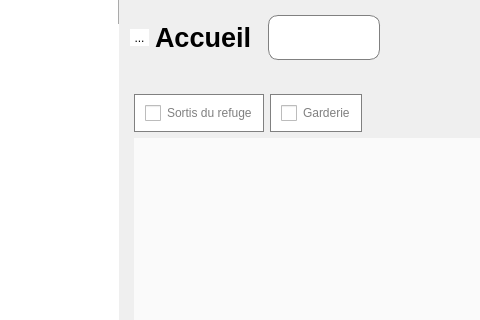
Before: the Qt Designer form mainwindow.ui in ArtAuc/mkrescue, drawn with Qt 5; both pictures show x 158 to 638 and y 0 to 320 of the 1251 by 739 pixel window.
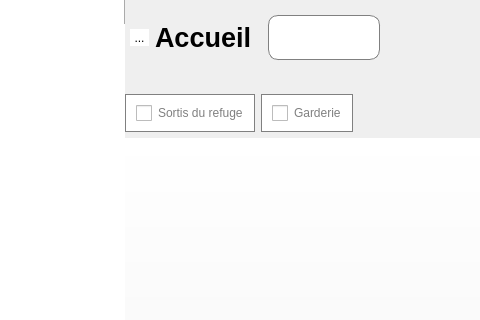
After: the same form once the commit is applied. The open tabs and pages were chosen to show the change. Icons and pictures are not drawn. Custom widgets are drawn as their Qt base class.

Commit message: Stat widgets on top of homepage

Diff of the .ui file:
```diff
--- a/mainwindow.ui
+++ b/mainwindow.ui
@@ -136,6 +136,9 @@
   </property>
   <widget class="QWidget" name="centralwidget">
    <layout class="QHBoxLayout" name="horizontalLayout_15">
+    <property name="spacing">
+     <number>0</number>
+    </property>
     <property name="leftMargin">
      <number>0</number>
     </property>
@@ -528,7 +531,7 @@
 }
 
 QWidget#dogCardsContent, QScrollArea{
-	background-color:#fafafa;
+    background: qlineargradient(x1:0, y1:0, x2:0, y2:1, stop:0 white, stop:1 #eee);
 	border:none;
 }
 
@@ -538,6 +541,15 @@
 }</string>
          </property>
          <layout class="QVBoxLayout" name="verticalLayout_10">
+          <property name="leftMargin">
+           <number>0</number>
+          </property>
+          <property name="rightMargin">
+           <number>0</number>
+          </property>
+          <property name="bottomMargin">
+           <number>0</number>
+          </property>
           <item>
            <layout class="QHBoxLayout" name="horizontalLayout_4">
             <item>
@@ -614,7 +626,7 @@
               <rect>
                <x>0</x>
                <y>0</y>
-               <width>98</width>
+               <width>86</width>
                <height>84</height>
               </rect>
              </property>
@@ -2932,6 +2944,12 @@
    <extends>QToolButton</extends>
    <header>hovertoolbutton.h</header>
   </customwidget>
+  <customwidget>
+   <class>HomePage</class>
+   <extends>QWidget</extends>
+   <header>homepage.h</header>
+   <container>1</container>
+  </customwidget>
  </customwidgets>
  <tabstops>
   <tabstop>nameShelterEdit</tabstop>
```
Left out of the diff: 11 changed lines with no effect on the pictures. The commit also changes 5 other files.
